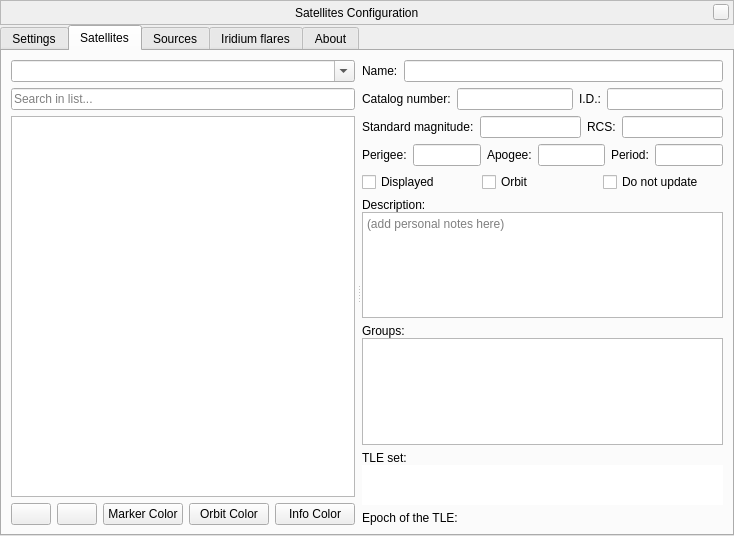
First picture: the form in plugins/Satellites/src/gui/satellitesDialog.ui, repository Stellarium/stellarium, before the edit.
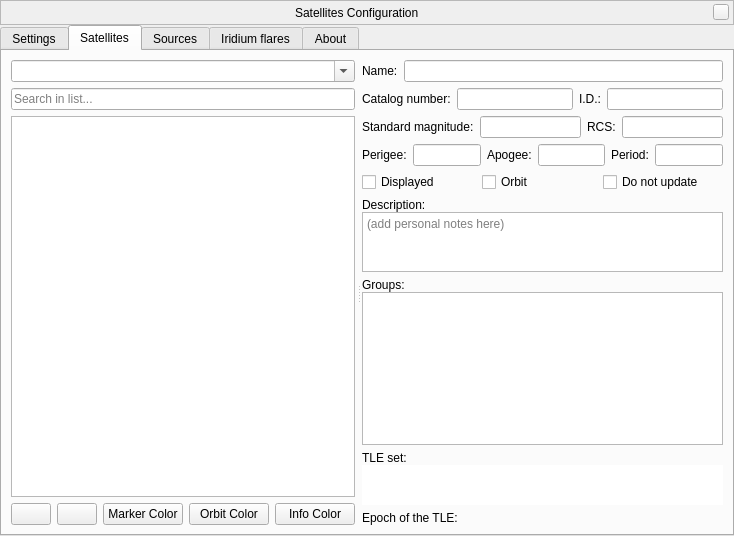
Second picture: the form after the edit. The open tabs and pages were chosen to show the change. Icons and pictures are not drawn. Custom widgets are drawn as their Qt base class.

Commit message: Cosmetic additionals for GUI of Satellites plugin

What changed in the file:
```diff
--- a/plugins/Satellites/src/gui/satellitesDialog.ui
+++ b/plugins/Satellites/src/gui/satellitesDialog.ui
@@ -1130,11 +1130,17 @@
              <item>
               <widget class="QTextEdit" name="descriptionTextEdit">
                <property name="sizePolicy">
-                <sizepolicy hsizetype="Expanding" vsizetype="Expanding">
+                <sizepolicy hsizetype="Expanding" vsizetype="Minimum">
                  <horstretch>0</horstretch>
                  <verstretch>0</verstretch>
                 </sizepolicy>
                </property>
+               <property name="maximumSize">
+                <size>
+                 <width>16777215</width>
+                 <height>60</height>
+                </size>
+               </property>
                <property name="readOnly">
                 <bool>false</bool>
                </property>
```
Left out of the diff: 10 changed lines with no effect on the pictures. The commit also changes 1 other file.
